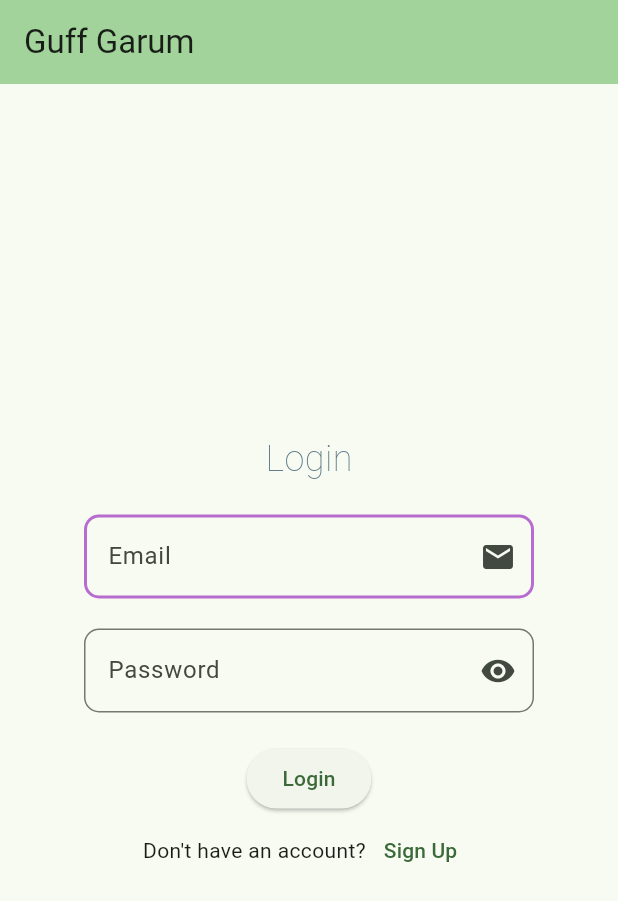
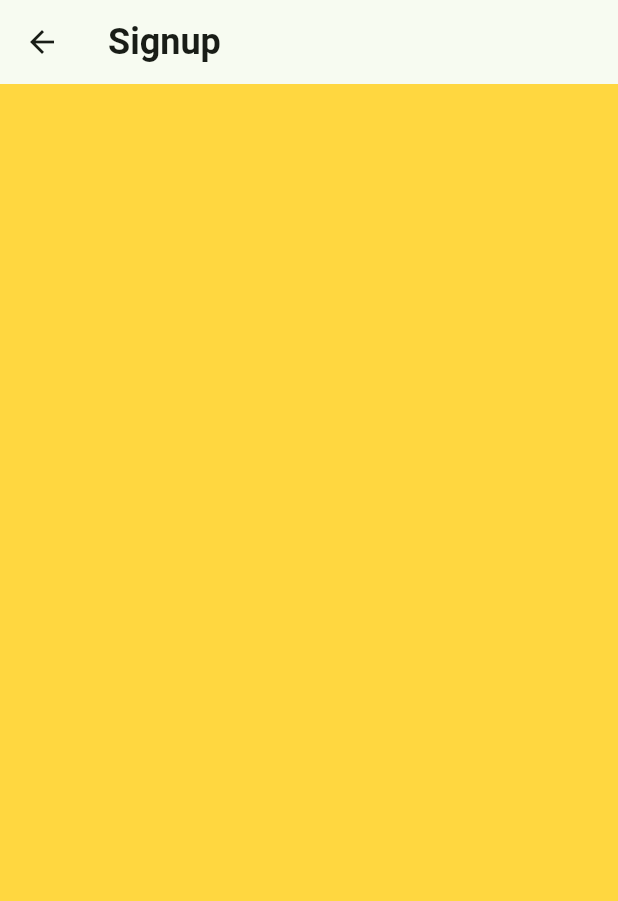
Before and after one commit to AnishMishra910/Project-01, a Flutter app: the screen it shows after launch, after a tap on "Sign Up", on a phone screen of 412 x 824 dp. Shown: the top 901 px of the screen. Run offline on Flutter 3.47's test engine with Material 3 defaults, Android fonts, the phone set to English and light mode, and no system bars.

Commit message:
Add SplashScreen and Signup page to the Flutter app

```diff
--- a/lib/main.dart
+++ b/lib/main.dart
@@ -1,4 +1,6 @@
 import 'package:flutter/material.dart';
+import 'package:hello_curio/signup.dart';
+import 'package:hello_curio/splash_screen.dart';
 //import 'ui_helper/util.dart';
 
 void main() {
@@ -18,9 +20,7 @@ class MyApp extends StatelessWidget {
           seedColor: Colors.green,
         ),
       ),
-      home: MyHomePage(
-        title: 'Guff Garum',
-      ),
+      home: SplashScreen(),
     );
   }
 }
@@ -151,7 +151,11 @@ class _MyHomePageState extends State<MyHomePage> {
                   TextButton(
                     child: Text("Sign Up"),
                     onPressed: () {
-                      print("Fill the form below:");
+                      Navigator.push(context,
+                      MaterialPageRoute(builder: (context){
+                        return Signup();
+                      })
+                      );
                     },
                   ),
                 ],
--- /dev/null
+++ b/lib/signup.dart
@@ -0,0 +1,16 @@
+import 'package:flutter/material.dart';
+
+class Signup extends StatelessWidget {
+  @override
+  Widget build(BuildContext context) {
+  return Scaffold(
+    appBar: AppBar(
+      title: Text("Signup", style: TextStyle(fontSize: 24, fontWeight: FontWeight.w600),),
+    ),
+    body: Container(
+      color: Colors.amberAccent,
+    ),
+  );
+  }
+
+}
--- /dev/null
+++ b/lib/splash_screen.dart
@@ -0,0 +1,33 @@
+import 'dart:async';
+import 'package:flutter/material.dart';
+import 'package:hello_curio/main.dart';
+
+class SplashScreen extends StatefulWidget{
+  @override
+  State<SplashScreen> createState() => _SplashScreenState();
+}
+
+class _SplashScreenState extends State<SplashScreen> {
+  @override
+  void initState() {
+    super.initState();
+    Timer(Duration(seconds: 2),(){
+      Navigator.pushReplacement(context,
+      MaterialPageRoute(
+        builder : (context)=> MyHomePage(title: "Guff Garum",),
+      ));
+    });
+  }
+  @override
+  Widget build(BuildContext context) {
+    return Scaffold(
+      body: Container(
+        color: Colors.amberAccent,
+        child: Center(child: Text("Guff Garum", style: TextStyle(
+          fontSize: 30,
+          fontWeight: FontWeight.w800
+        ),)),
+      ),
+    );
+  }
+}
```
